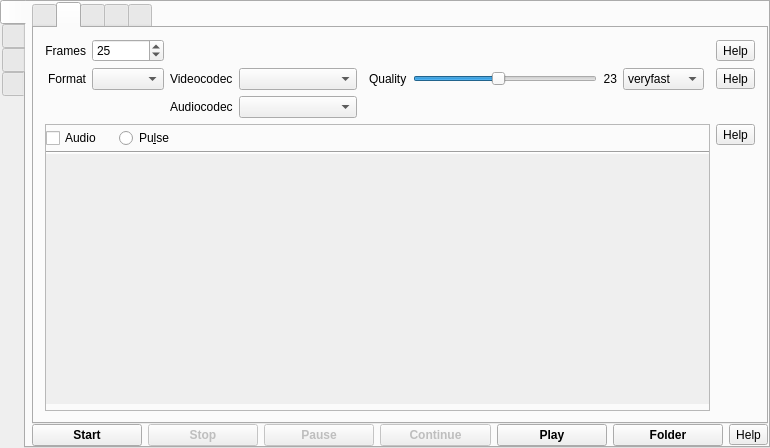
First picture: the form in src/formMainWindow.ui, repository vkohaupt/vokoscreenNG, before the edit.
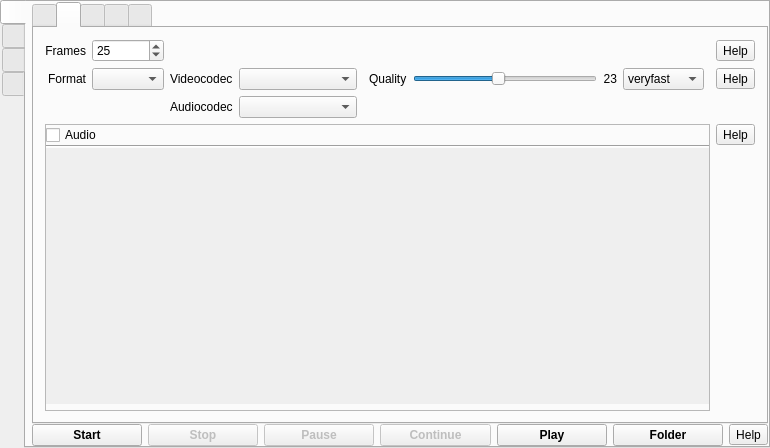
Second picture: the form after the edit. The open tabs and pages were chosen to show the change. Icons and pictures are not drawn.

Commit message: new PulseAudio watcher

Diff of the .ui file:
```diff
--- a/src/formMainWindow.ui
+++ b/src/formMainWindow.ui
@@ -817,7 +817,7 @@
                   <number>6</number>
                  </property>
                  <item>
-                  <layout class="QHBoxLayout" name="horizontalLayout_3" stretch="0,0,0">
+                  <layout class="QHBoxLayout" name="horizontalLayout_3" stretch="0,0">
                    <item>
                     <widget class="QCheckBox" name="checkBoxAudioOnOff">
                      <property name="text">
@@ -828,28 +828,6 @@
                      </property>
                     </widget>
                    </item>
-                   <item>
-                    <widget class="QFrame" name="framePulseAlsa">
-                     <property name="frameShape">
-                      <enum>QFrame::NoFrame</enum>
-                     </property>
-                     <layout class="QHBoxLayout" name="horizontalLayout_7">
-                      <property name="topMargin">
-                       <number>3</number>
-                      </property>
-                      <property name="bottomMargin">
-                       <number>3</number>
-                      </property>
-                      <item>
-                       <widget class="QRadioButton" name="radioButtonPulse">
-                        <property name="text">
-                         <string>Pu&amp;lse</string>
-                        </property>
-                       </widget>
-                      </item>
-                     </layout>
-                    </widget>
-                   </item>
                    <item>
                     <spacer name="horizontalSpacer_14">
                      <property name="orientation">
@@ -889,7 +867,7 @@
                       <x>0</x>
                       <y>0</y>
                       <width>571</width>
-                      <height>192</height>
+                      <height>198</height>
                      </rect>
                     </property>
                     <layout class="QVBoxLayout" name="verticalLayoutAudioDevices">
```
Left out of the diff: 2 changed lines with no effect on the pictures. The commit also changes 11 other files.
